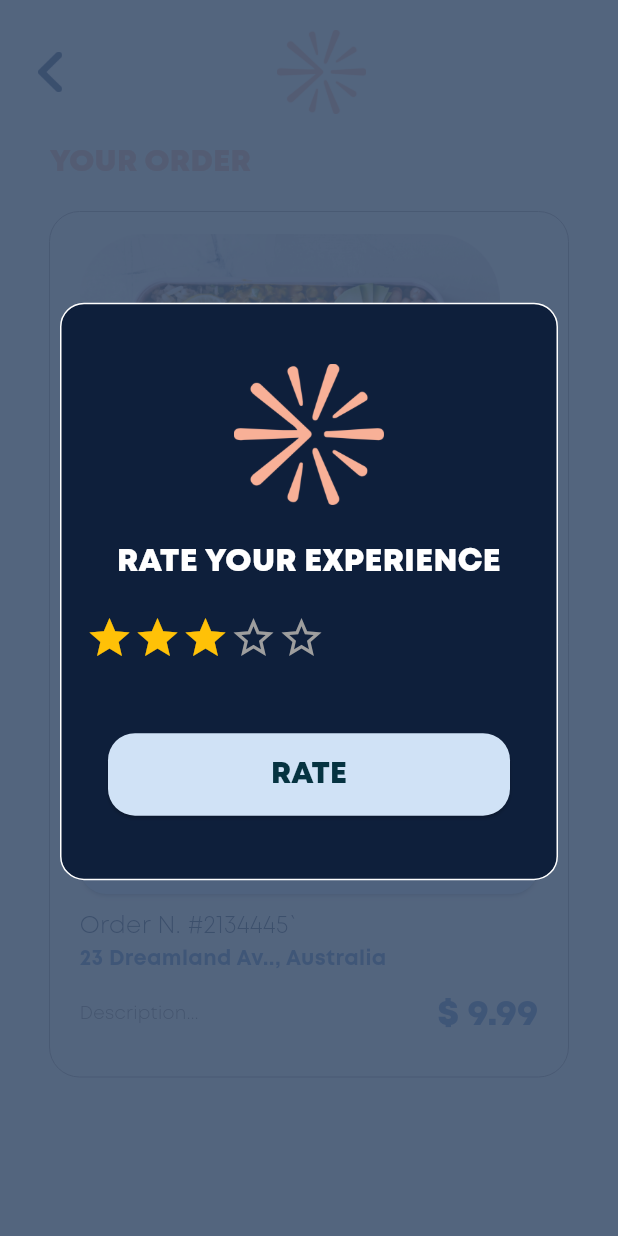
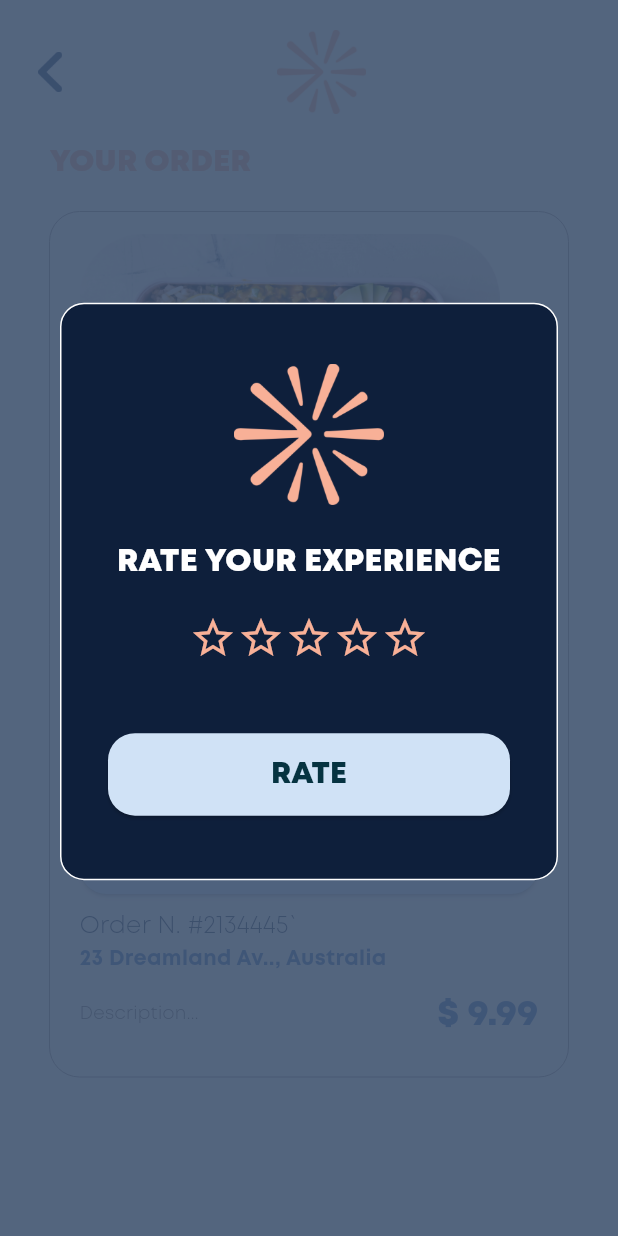
Before and after one commit to nitininf/takeaplate, a Flutter app: the YourOrderScreen screen opened by its route, after a tap on "ORDER READY FOR PICKUP", on a phone screen of 412 x 824 dp. Run offline on Flutter 3.47's test engine with Material 3 defaults, Android fonts, the phone set to English and light mode, and no system bars; drawn by our look-alikes of custom_rating_bar; our stand-ins replace dio, image_picker, internet_connection_checker, page_indicator; missing offline and left inert: dart:ffi; project files that could hold a hidden picture were left out.

```diff
--- a/lib/UTILS/dialog_helper.dart
+++ b/lib/UTILS/dialog_helper.dart
@@ -113,7 +113,10 @@ class DialogHelper {
                         SizedBox(height: 10,)
                       ])
                       :  !isDelete! ?
-                      Column(children: [
+                      Column(
+                        crossAxisAlignment: CrossAxisAlignment.center,
+                          mainAxisAlignment: MainAxisAlignment.center,
+                          children: [
                         SizedBox(
                           height: screenHeight * 0.03,
                         ),
@@ -134,12 +137,17 @@ class DialogHelper {
                        // Image.asset(star_box,height: 42,fit: BoxFit.contain,),
 
                         RatingBar(
-                          filledIcon: Icons.star,
-                          emptyIcon: Icons.star_border,
-                          onRatingChanged: (value) => print('$value'),
-                          initialRating: 3,
-                          maxRating: 5,
-                        ),
+                            filledIcon: Icons.star,
+                            emptyIcon: Icons.star_border,
+                            onRatingChanged: (value) => print('$value'),
+                            initialRating: 0,
+                            alignment: Alignment.center,
+                            emptyColor: btnbgColor,
+                            filledColor: btnbgColor,
+
+                            maxRating: 5,
+                          ),
+
 
                        /* const Row(
                           crossAxisAlignment: CrossAxisAlignment.center,
```
